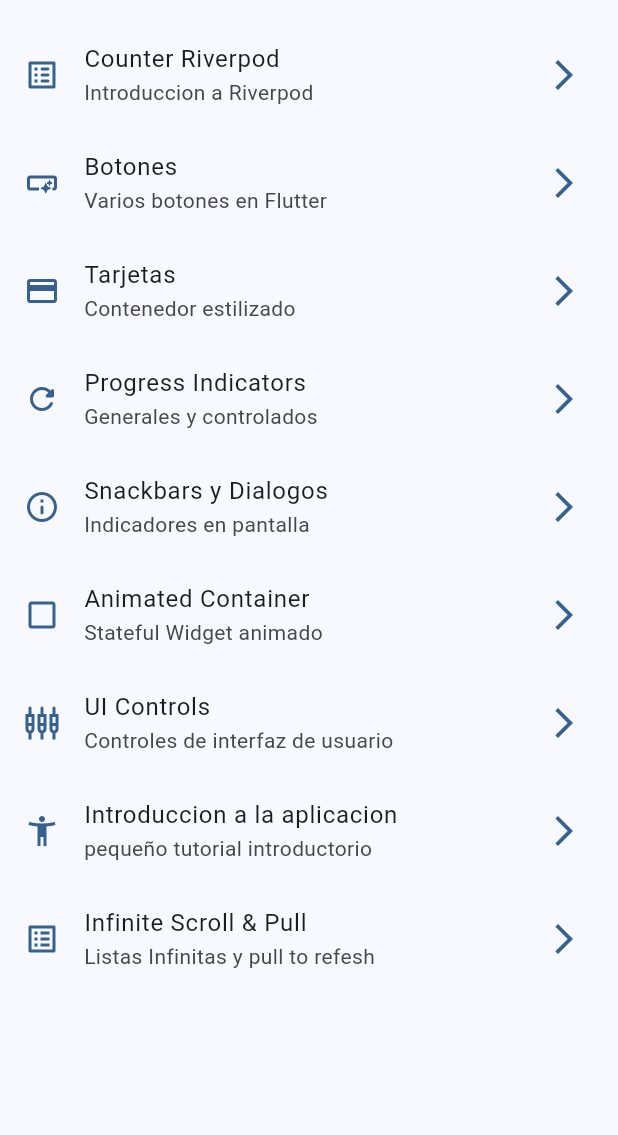
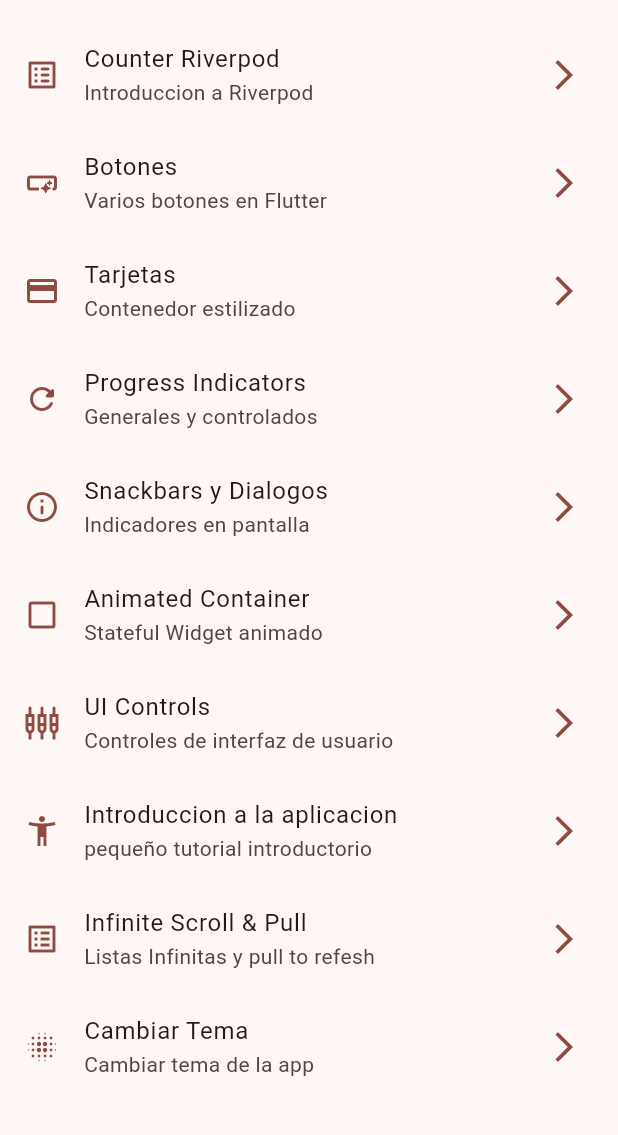
Before and after one commit to fernandoapmex-cell/CURSO_MOVIL, a Flutter app: the screen it shows after launch, on a phone screen of 412 x 824 dp, the part 63-1198 px from its top. Run offline on Flutter 3.47's test engine with Material 3 defaults, Android fonts, the phone set to English and light mode, and no system bars; our stand-ins replace animate_do, dio, flutter_riverpod, go_router, video_player.

Commit message:
Actualizacion Curso

```diff
--- a/widgets_app/lib/config/menu/menu_items.dart
+++ b/widgets_app/lib/config/menu/menu_items.dart
@@ -20,5 +20,5 @@
   MenuItem(title: 'UI Controls', subtitle: 'Controles de interfaz de usuario', link: '/ui_controls', icon: Icons.settings_input_component_outlined),
   MenuItem(title: 'Introduccion a la aplicacion', subtitle: 'pequeño tutorial introductorio', link: '/tutorial', icon: Icons.accessibility_new_outlined),
   MenuItem(title: 'Infinite Scroll & Pull', subtitle: 'Listas Infinitas y pull to refesh', link: '/infinite', icon: Icons.list_alt_outlined),
-
+  MenuItem(title: 'Cambiar Tema', subtitle: 'Cambiar tema de la app', link: '/theme_changer', icon: Icons.lens_blur_outlined),
 ];
--- a/widgets_app/lib/config/router/app_router.dart
+++ b/widgets_app/lib/config/router/app_router.dart
@@ -1,5 +1,4 @@
 import 'package:go_router/go_router.dart';
-import 'package:widgets_app/presentation/screens/counter/counter_screen.dart';
 import 'package:widgets_app/presentation/screens/screens.dart';
 
 final appRoter = GoRouter(
@@ -54,5 +53,9 @@
       name: CounterScreen.name,
       builder: (context, state) => const CounterScreen(),
     ),
+    GoRoute(path:'/theme_changer',
+    name:ThemeChangerScreen.name,
+    builder: (context, state) => const ThemeChangerScreen(),
+    ),
   ],
 );
--- a/widgets_app/lib/config/theme/app_theme.dart
+++ b/widgets_app/lib/config/theme/app_theme.dart
@@ -10,13 +10,15 @@
   Colors.cyan,
 ];
 class AppTheme {
+  final bool isDarkMode;
   final int selectedColor;
-  AppTheme({ this.selectedColor=0}):assert(selectedColor>=0,'el color tiene que ser mayor a 0')
+  AppTheme({ this.selectedColor=0,this.isDarkMode=false}):assert(selectedColor>=0,'el color tiene que ser mayor a 0')
   ,assert(selectedColor<colorList.length,'el color tiene que ser menor a ${colorList.length}');
 
   ThemeData getTheme() {
     return ThemeData(
       useMaterial3: true,
+      brightness: isDarkMode ? Brightness.dark:Brightness.light,
       colorSchemeSeed: colorList[selectedColor],
       appBarTheme: AppBarTheme(
         centerTitle: true,
--- a/widgets_app/lib/main.dart
+++ b/widgets_app/lib/main.dart
@@ -2,6 +2,7 @@
 import 'package:flutter_riverpod/flutter_riverpod.dart';
 import 'package:widgets_app/config/theme/app_theme.dart';
 import 'package:widgets_app/config/router/app_router.dart';
+import 'package:widgets_app/presentation/providers/theme_provider.dart';
 
 void main() {
   runApp(
@@ -9,16 +10,18 @@
   );
 }
 
-class MainApp extends StatelessWidget {
+class MainApp extends ConsumerWidget {
   const MainApp({super.key});
 
   @override
-  Widget build(BuildContext context) {
+  Widget build(BuildContext context,ref) {
+    final isDarkMode = ref.watch(isDarkModeProvider);
+    final selectedColor = ref.watch(selectedColorProvider);
     return MaterialApp.router(
       title: 'Flutter Widgets',
       routerConfig: appRoter,
       debugShowCheckedModeBanner: false,
-      theme: AppTheme(selectedColor: 2).getTheme(),
+      theme: AppTheme(selectedColor: selectedColor,isDarkMode: isDarkMode).getTheme(),
       /*       routes: {
         '/buttons': (context) => const ButtonsScreen(),
         '/cards': (context) => const CardsScreen(),
--- /dev/null
+++ b/widgets_app/lib/presentation/providers/theme_provider.dart
@@ -0,0 +1,9 @@
+import 'package:flutter_riverpod/flutter_riverpod.dart';
+import 'package:flutter_riverpod/legacy.dart';
+import 'package:widgets_app/config/theme/app_theme.dart';
+
+
+final selectedColorProvider = StateProvider((ref)=>0);
+final isDarkModeProvider = StateProvider((ref)=>false);
+//Listado de colores inmutables
+final colorListProvider=Provider((ref)=>colorList);
--- a/widgets_app/lib/presentation/screens/screens.dart
+++ b/widgets_app/lib/presentation/screens/screens.dart
@@ -1,3 +1,4 @@
+export 'package:widgets_app/presentation/screens/theme_changer/theme_changer_screen.dart';
 export 'package:widgets_app/presentation/screens/animated/animated_screen.dart';
 export 'package:widgets_app/presentation/screens/app_tutorial/app_tutorial_screen.dart';
 export 'package:widgets_app/presentation/screens/buttons/buttons_screen.dart';
```
Also changed, not shown: widgets_app/lib/presentation/screens/counter/counter_screen.dart (+9 -1 lines), widgets_app/lib/presentation/screens/theme_changer/theme_changer_screen.dart (added, +56 -0 lines).
